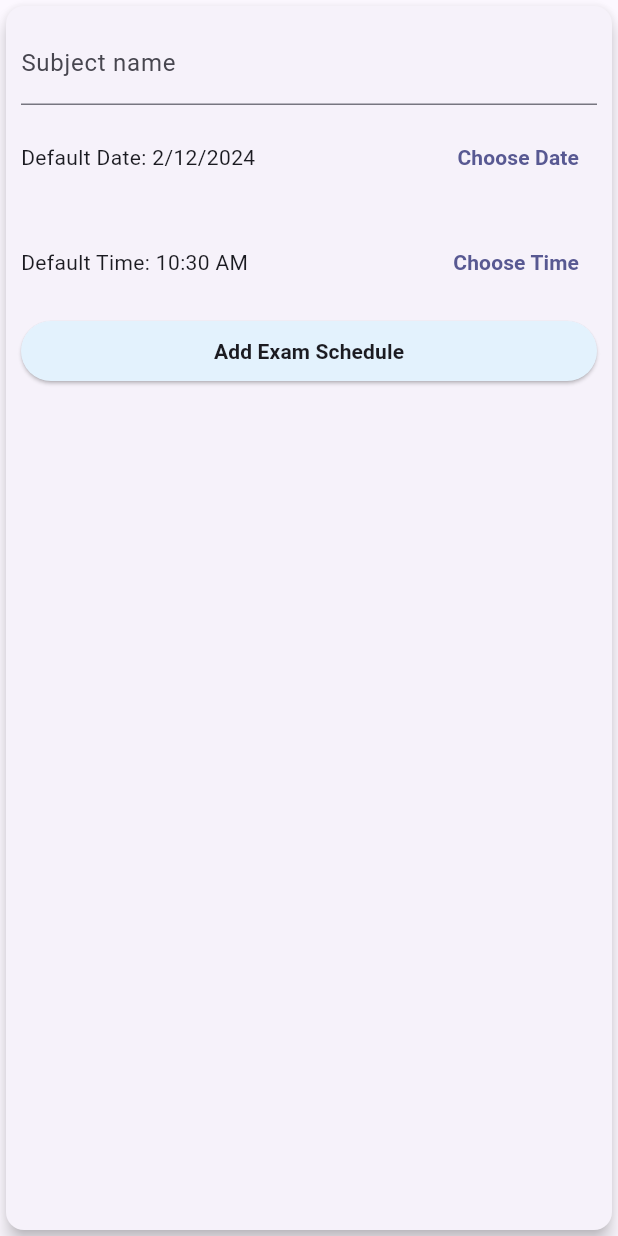
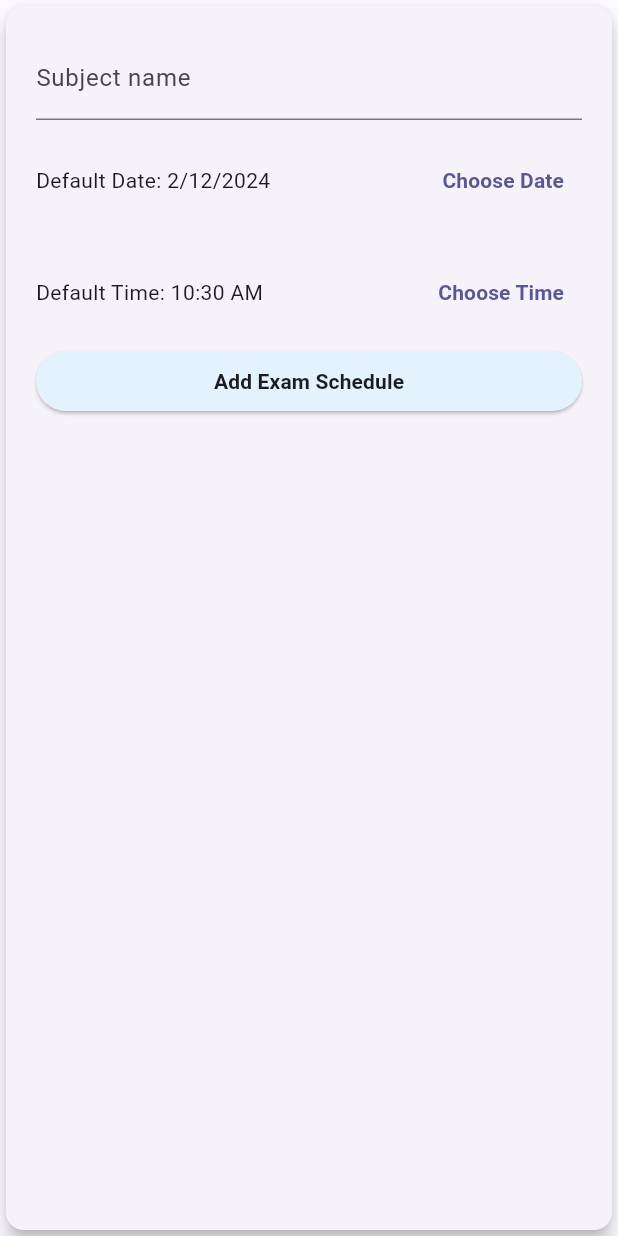
Before and after one commit to chochevskajovana/MIS_lab3_201107, a Flutter app: the NewExam widget shown alone on an empty page, opened directly with empty values, on a phone screen of 412 x 824 dp. Run offline on Flutter 3.47's test engine with Material 3 defaults, Android fonts, the phone set to English and light mode, and no system bars; our stand-ins replace cloud_firestore, firebase_auth, firebase_core; missing offline and left inert: firebase_ui_auth; accounts and stored records are empty; network calls fail.

Commit message:
second commit

```diff
--- a/lib/main.dart
+++ b/lib/main.dart
@@ -1,8 +1,6 @@
 import 'package:flutter/material.dart';
-import 'package:cloud_firestore/cloud_firestore.dart';
 import 'package:firebase_core/firebase_core.dart';
 import 'package:lab3_201107/screens/splashscreen.dart';
-
 import 'firebase_options.dart';
 
 void main() async {
@@ -25,7 +23,7 @@ class MyApp extends StatelessWidget {
         colorScheme: ColorScheme.fromSeed(seedColor: const Color.fromRGBO(49,49,131,1)),
         useMaterial3: true,
       ),
-      home: const Splashscreen(),
+      home: const Splashscreen()
     );
   }
 }
--- a/lib/screens/splashscreen.dart
+++ b/lib/screens/splashscreen.dart
@@ -33,7 +33,7 @@ class _SplashscreenState extends State<Splashscreen> {
               "MIS-Lab3-201107",
               style: TextStyle(
                 color: Color.fromRGBO(49, 49, 131, 1),
-                fontSize: 36.0,
+                fontSize: 40.0,
                 fontWeight: FontWeight.bold,
                 fontFamily: "Roboto",
                 decoration: TextDecoration.none,
@@ -46,8 +46,9 @@ class _SplashscreenState extends State<Splashscreen> {
               "Exam schedule",
               style: TextStyle(
                 color: Color.fromRGBO(42,147,209,1),
-                fontSize: 24.0,
+                fontSize: 30.0,
                 fontWeight: FontWeight.bold,
+                fontStyle: FontStyle.italic,
                 fontFamily: "Roboto",
                 decoration: TextDecoration.none,
               ),
--- a/lib/widgets/add_new.dart
+++ b/lib/widgets/add_new.dart
@@ -68,7 +68,7 @@ class _NewExamState extends State<NewExam> {
     return Card(
       elevation: 5,
       child: Container(
-        padding: const EdgeInsets.all(10),
+        padding: const EdgeInsets.all(20),
         child: Column(
           crossAxisAlignment: CrossAxisAlignment.end,
           children: <Widget>[
@@ -78,7 +78,7 @@ class _NewExamState extends State<NewExam> {
               onSubmitted: (_) => _submitData(),
             ),
             Container(
-              height: 70,
+              height: 80,
               child: Row(
                 children: <Widget>[
                   Expanded(
--- a/lib/widgets/authentication.dart
+++ b/lib/widgets/authentication.dart
@@ -22,8 +22,8 @@ class AuthGate extends StatelessWidget {
               return Padding(
                 padding: const EdgeInsets.symmetric(vertical: 8.0),
                 child: action == AuthAction.signIn
-                    ? const Text('Welcome to ExamPlanner, please sign in!')
-                    : const Text('Welcome to ExamPlanner, please sign up!'),
+                    ? const Text('Welcome to Exam Scheduler, please sign in!')
+                    : const Text('Welcome to Exam Schedule, please sign up!'),
               );
             },
           );
```
Also changed, not shown: lib/models/Exam.dart (+0 -15 lines), lib/screens/home.dart (+6 -10 lines).
